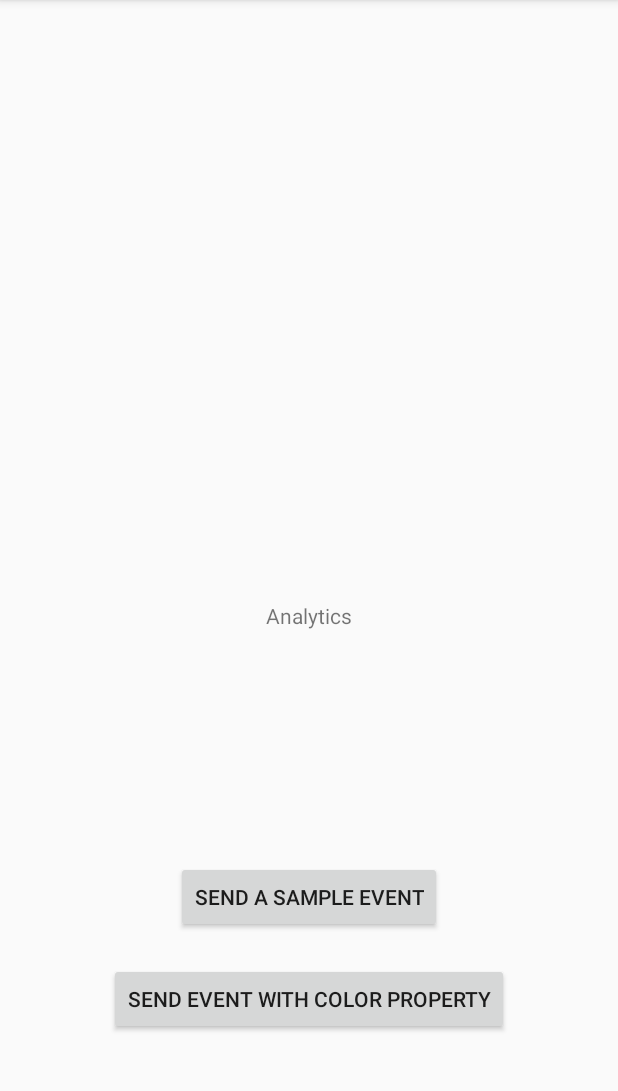
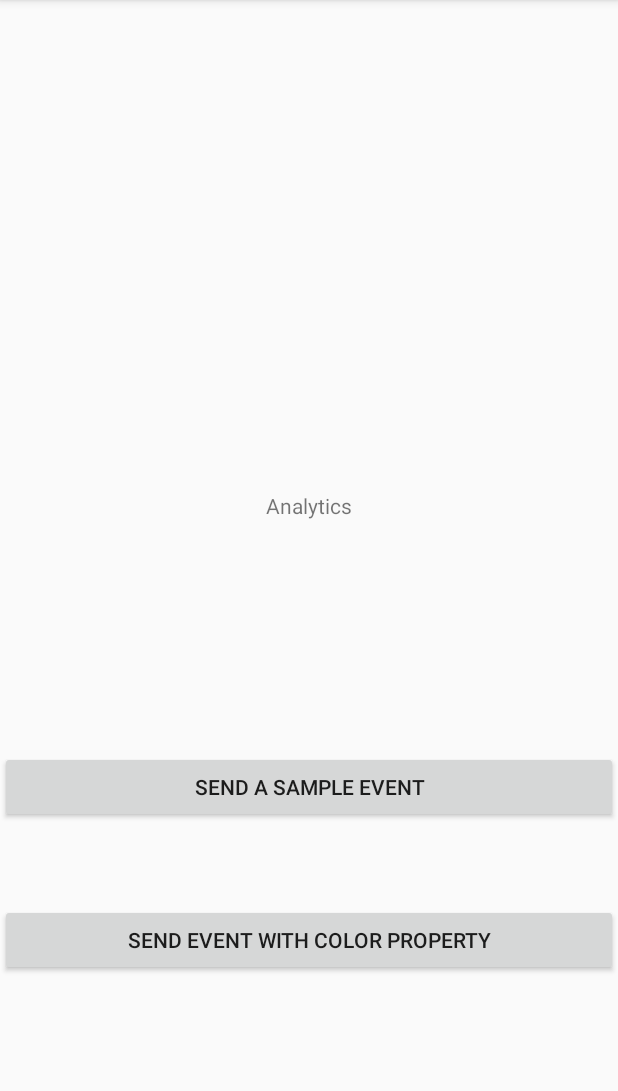
Before and after one commit to microsoft/appcenter-sampleapp-android, an Android app: the fragment AnalyticsActivity shown on its own in the app's theme, on a phone screen of 412 x 824 dp, the part 84-1175 px from its top. Run offline under Robolectric (Android 15) with nearby library versions, the phone set to English and light mode, and no system bars.

```diff
--- a/app/src/main/AndroidManifest.xml
+++ b/app/src/main/AndroidManifest.xml
@@ -10,8 +10,9 @@
         android:supportsRtl="true"
         android:theme="@style/AppTheme">
         <activity
-            android:name="com.example.mobilecenter.sampleapp_android.RootActivity"
+            android:name="com.example.mobilecenter.sampleapp_android.MainActivity"
             android:label="@string/app_name"
+            android:screenOrientation="portrait"
             android:theme="@style/AppTheme.NoActionBar">
             <intent-filter>
                 <action android:name="android.intent.action.MAIN" />
--- a/app/src/main/java/com/example/mobilecenter/sampleapp_android/RootActivity.java
+++ b/app/src/main/java/com/example/mobilecenter/sampleapp_android/MainActivity.java
@@ -14,7 +14,7 @@ import com.microsoft.azure.mobile.analytics.Analytics;
 import com.microsoft.azure.mobile.crashes.Crashes;
 
 
-public class RootActivity extends AppCompatActivity {
+public class MainActivity extends AppCompatActivity {
 
     /**
      * The {@link android.support.v4.view.PagerAdapter} that will provide
--- a/app/src/main/res/layout/activity_root.xml
+++ b/app/src/main/res/layout/activity_root.xml
@@ -6,7 +6,7 @@
     android:layout_width="match_parent"
     android:layout_height="match_parent"
     android:fitsSystemWindows="true"
-    tools:context="com.example.mobilecenter.sampleapp_android.RootActivity">
+    tools:context="com.example.mobilecenter.sampleapp_android.MainActivity">
 
     <android.support.design.widget.AppBarLayout
         android:id="@+id/appbar"
--- a/app/src/main/res/layout/analytics_root.xml
+++ b/app/src/main/res/layout/analytics_root.xml
@@ -6,21 +6,23 @@
 
     <Button
         android:id="@+id/customEventButton"
-        android:layout_width="wrap_content"
+        android:layout_width="match_parent"
         android:layout_height="wrap_content"
-        android:layout_alignParentBottom="true"
-        android:layout_centerHorizontal="true"
-        android:layout_marginBottom="146dp"
-        android:text="Send a sample event" />
+        android:layout_marginBottom="54dp"
+        android:text="Send a sample event"
+        android:layout_above="@+id/customColorButton"
+        android:layout_alignParentLeft="true"
+        android:layout_alignParentStart="true" />
 
     <Button
         android:id="@+id/customColorButton"
-        android:layout_width="wrap_content"
+        android:layout_width="match_parent"
         android:layout_height="wrap_content"
+        android:layout_marginBottom="117dp"
         android:text="Send event with color property"
-        android:layout_marginTop="68dp"
-        android:layout_below="@+id/textView4"
-        android:layout_centerHorizontal="true" />
+        android:layout_alignParentBottom="true"
+        android:layout_alignParentLeft="true"
+        android:layout_alignParentStart="true" />
 
     <TextView
         android:id="@+id/textView4"
--- a/app/src/main/res/menu/menu_root.xml
+++ b/app/src/main/res/menu/menu_root.xml
@@ -1,7 +1,7 @@
 <menu xmlns:android="http://schemas.android.com/apk/res/android"
     xmlns:app="http://schemas.android.com/apk/res-auto"
     xmlns:tools="http://schemas.android.com/tools"
-    tools:context="com.example.mobilecenter.sampleapp_android.RootActivity">
+    tools:context="com.example.mobilecenter.sampleapp_android.MainActivity">
     <item
         android:id="@+id/action_settings"
         android:orderInCategory="100"
```
Also changed, not shown: app/src/main/res/layout/crashes_root.xml (+4 -3 lines).
